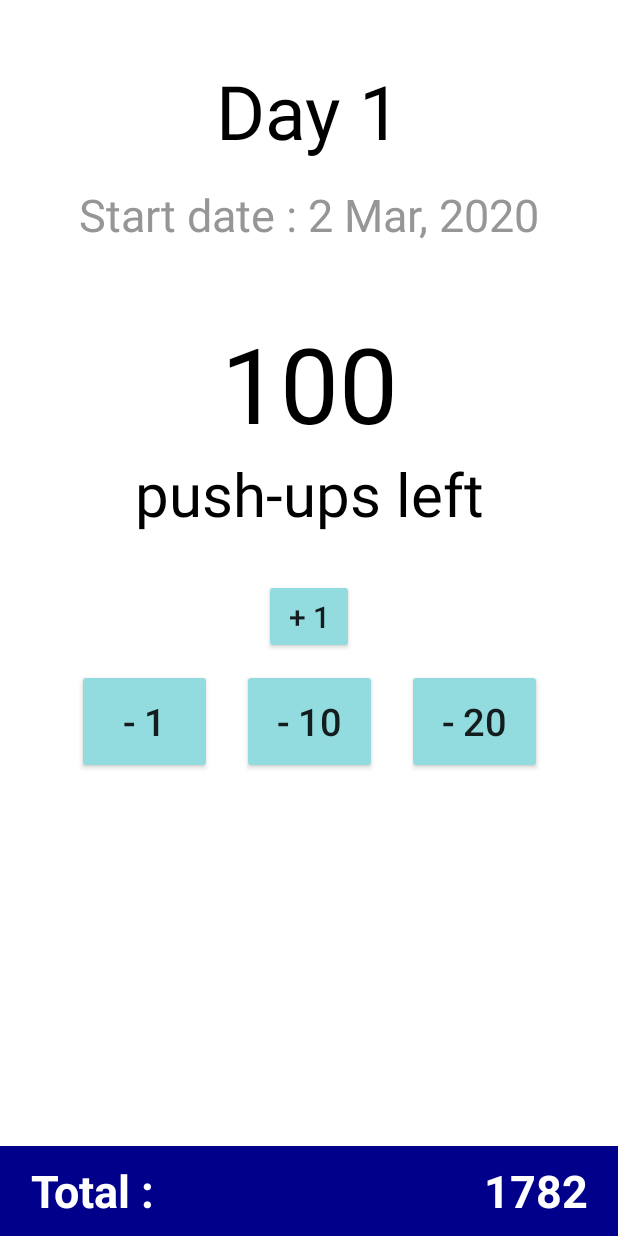
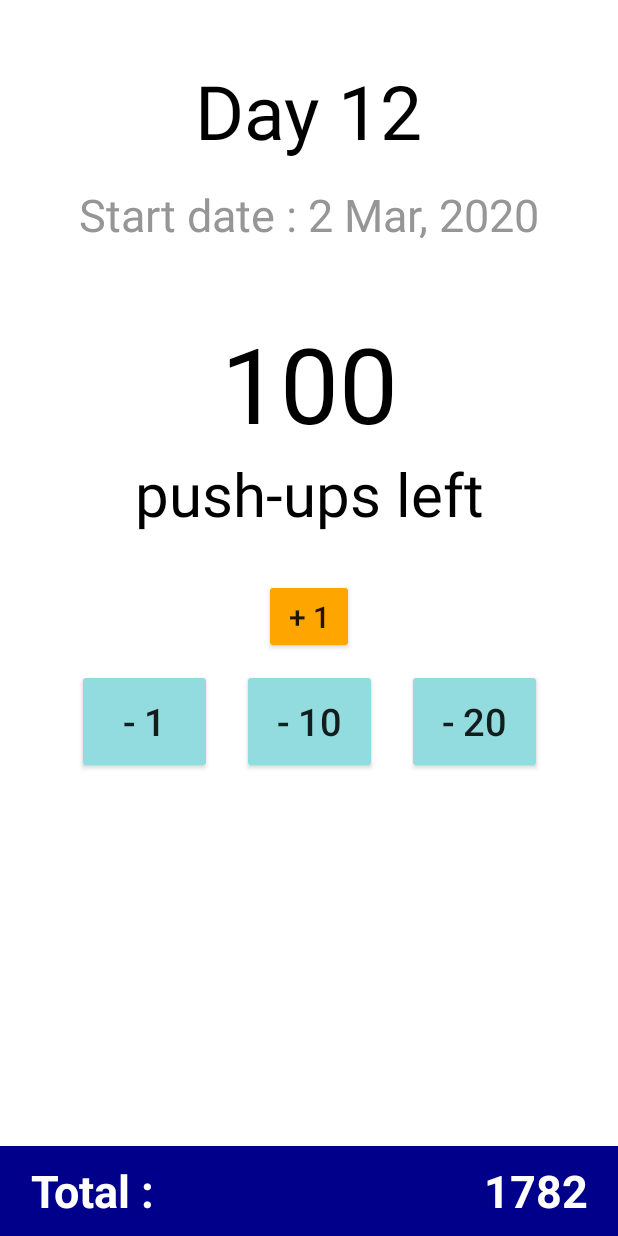
Before and after one commit to jackplugs/Push-Them-All, an Android app: the layout activity_main.xml on its own in the app's theme, with its tools: preview values and no code run, on a phone screen of 412 x 824 dp. Run offline under Robolectric (Android 15) with nearby library versions, the phone set to English and light mode, and no system bars.

Commit message:
changed color +1 button

```diff
--- a/app/src/main/res/layout/activity_main.xml
+++ b/app/src/main/res/layout/activity_main.xml
@@ -11,7 +11,7 @@
         android:id="@+id/day_number"
         android:layout_width="wrap_content"
         android:layout_height="wrap_content"
-        tools:text="Day 1"
+        tools:text="Day 12"
         android:textSize="50sp"
         android:textColor="@color/Black"
         android:layout_margin="40dp"
@@ -60,6 +60,7 @@
         android:text="+ 1"
         android:textSize="20sp"
         style="@style/MyButton"
+        android:backgroundTint="@color/Orange"
         android:layout_marginTop="30dp"
         app:layout_constraintStart_toStartOf="parent"
         app:layout_constraintEnd_toEndOf="parent"
```
